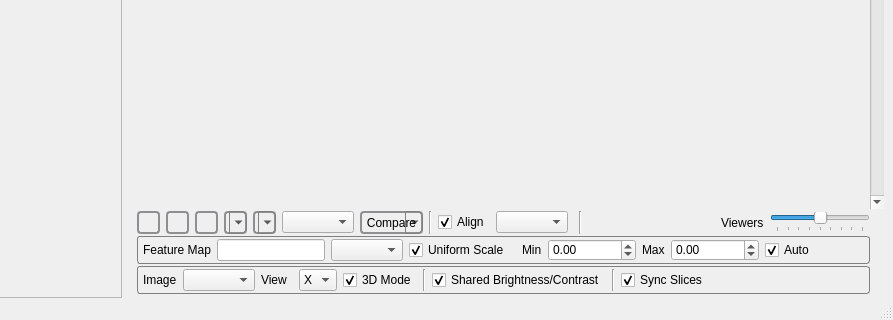
This is Studio/Interface/ShapeWorksStudioApp.ui in SCIInstitute/ShapeWorks as Qt 5 draws it before an edit; both pictures show x 350 to 1243 and y 385 to 705 of the 1243 by 705 pixel window. The edited form follows.
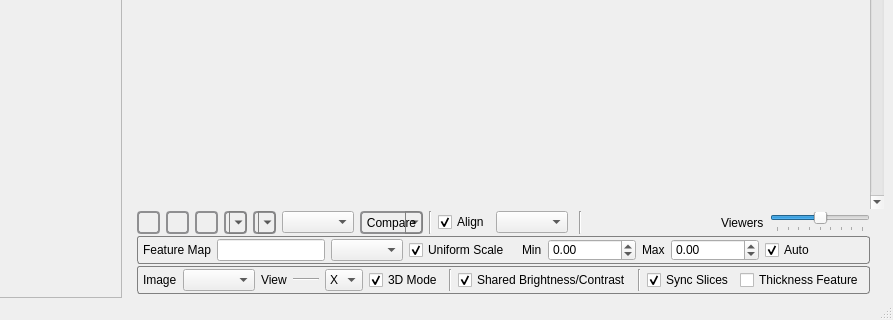
This is the edited form. Icons and pictures are not drawn. Custom widgets are drawn as their Qt base class.

Commit message: Resolve #2177 by adding the new feature to display the thickness as an inner surface on slices

Diff of the .ui file:
```diff
--- a/Studio/Interface/ShapeWorksStudioApp.ui
+++ b/Studio/Interface/ShapeWorksStudioApp.ui
@@ -585,37 +585,33 @@
        <property name="bottomMargin">
         <number>3</number>
        </property>
-       <item row="0" column="2">
-        <widget class="QComboBox" name="image_combo_">
+       <item row="0" column="9">
+        <widget class="QCheckBox" name="image_sync_slices">
          <property name="toolTip">
           <string>Select image</string>
          </property>
-         <property name="sizeAdjustPolicy">
-          <enum>QComboBox::AdjustToContents</enum>
+         <property name="text">
+          <string>Sync Slices</string>
          </property>
+         <property name="checked">
+          <bool>true</bool>
+         </property>
         </widget>
        </item>
-       <item row="0" column="3">
-        <widget class="QLabel" name="label_11">
+       <item row="0" column="7">
+        <widget class="QCheckBox" name="image_share_window_and_level_">
+         <property name="toolTip">
+          <string>Share brightness and contrast of 2D slice between viewers</string>
+         </property>
          <property name="text">
-          <string>View</string>
+          <string>Shared Brightness/Contrast</string>
          </property>
+         <property name="checked">
+          <bool>true</bool>
+         </property>
         </widget>
        </item>
-       <item row="0" column="11">
-        <spacer name="horizontalSpacer_5">
-         <property name="orientation">
-          <enum>Qt::Horizontal</enum>
-         </property>
-         <property name="sizeHint" stdset="0">
-          <size>
-           <width>40</width>
-           <height>20</height>
-          </size>
-         </property>
-        </spacer>
-       </item>
-       <item row="0" column="6">
+       <item row="0" column="5">
         <widget class="QCheckBox" name="image_3d_mode_">
          <property name="toolTip">
           <string>3D View mode</string>
@@ -628,6 +624,34 @@
          </property>
         </widget>
        </item>
+       <item row="0" column="6">
+        <widget class="Line" name="line_5">
+         <property name="orientation">
+          <enum>Qt::Vertical</enum>
+         </property>
+        </widget>
+       </item>
+       <item row="0" column="2">
+        <widget class="QLabel" name="label_11">
+         <property name="text">
+          <string>View</string>
+         </property>
+        </widget>
+       </item>
+       <item row="0" column="3">
+        <widget class="Line" name="line_6">
+         <property name="orientation">
+          <enum>Qt::Horizontal</enum>
+         </property>
+        </widget>
+       </item>
+       <item row="0" column="8">
+        <widget class="Line" name="line_7">
+         <property name="orientation">
+          <enum>Qt::Vertical</enum>
+         </property>
+        </widget>
+       </item>
        <item row="0" column="0">
         <widget class="QLabel" name="label_10">
          <property name="text">
@@ -636,46 +660,6 @@
         </widget>
        </item>
        <item row="0" column="4">
-        <widget class="Line" name="line_6">
-         <property name="orientation">
-          <enum>Qt::Horizontal</enum>
-         </property>
-        </widget>
-       </item>
-       <item row="0" column="8">
-        <widget class="QCheckBox" name="image_share_window_and_level_">
-         <property name="toolTip">
-          <string>Share brightness and contrast of 2D slice between viewers</string>
-         </property>
-         <property name="text">
-          <string>Shared Brightness/Contrast</string>
-         </property>
-         <property name="checked">
-          <bool>true</bool>
-         </property>
-        </widget>
-       </item>
-       <item row="0" column="7">
-        <widget class="Line" name="line_5">
-         <property name="orientation">
-          <enum>Qt::Vertical</enum>
-         </property>
-        </widget>
-       </item>
-       <item row="0" column="10">
-        <widget class="QCheckBox" name="image_sync_slices">
-         <property name="toolTip">
-          <string>Synchronize slices across viewers</string>
-         </property>
-         <property name="text">
-          <string>Sync Slices</string>
-         </property>
-         <property name="checked">
-          <bool>true</bool>
-         </property>
-        </widget>
-       </item>
-       <item row="0" column="5">
         <widget class="QComboBox" name="image_axis_">
          <property name="toolTip">
           <string>Select feature map</string>
@@ -703,10 +687,20 @@
          </item>
         </widget>
        </item>
-       <item row="0" column="9">
-        <widget class="Line" name="line_7">
-         <property name="orientation">
-          <enum>Qt::Vertical</enum>
+       <item row="0" column="1">
+        <widget class="QComboBox" name="image_combo_">
+         <property name="toolTip">
+          <string>Select image</string>
+         </property>
+         <property name="sizeAdjustPolicy">
+          <enum>QComboBox::AdjustToContents</enum>
+         </property>
+        </widget>
+       </item>
+       <item row="0" column="10">
+        <widget class="QCheckBox" name="image_thickness_feature">
+         <property name="text">
+          <string>Thickness Feature</string>
          </property>
         </widget>
        </item>
```
Left out of the diff: 112 changed lines with no effect on the pictures. The commit also changes 8 other files.
